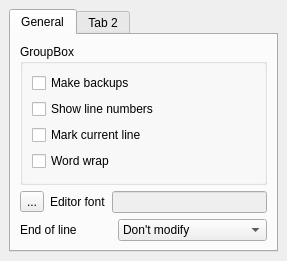
Before: the Qt Designer form tools/qmdilib/demos/plugin-demo/plugins/help/help_cfg.ui in smokris/qtedit4, drawn with Qt 5.
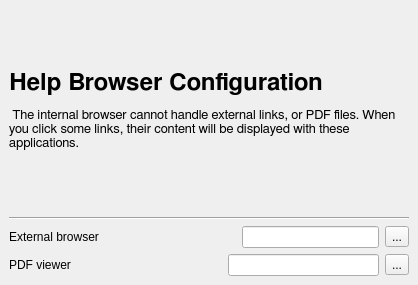
After: the same form once the commit is applied.

```diff
--- a/tools/qmdilib/demos/plugin-demo/plugins/help/help_cfg.ui
+++ b/tools/qmdilib/demos/plugin-demo/plugins/help/help_cfg.ui
@@ -8,8 +8,8 @@
    <rect>
     <x>0</x>
     <y>0</y>
-    <width>287</width>
-    <height>245</height>
+    <width>418</width>
+    <height>285</height>
    </rect>
   </property>
   <property name="windowTitle" >
@@ -23,62 +23,26 @@
     <number>6</number>
    </property>
    <item>
-    <widget class="QTabWidget" name="tabWidget" >
-     <property name="currentIndex" >
-      <number>0</number>
+    <widget class="QLabel" name="label_3" >
+     <property name="text" >
+      <string>&lt;html>&lt;head>&lt;meta name="qrichtext" content="1" />&lt;/head>&lt;body style=" white-space: pre-wrap; font-family:FreeSans; font-size:10pt; font-weight:400; font-style:normal; text-decoration:none;">&lt;p style=" margin-top:18px; margin-bottom:12px; margin-left:0px; margin-right:0px; -qt-block-indent:0; text-indent:0px; font-weight:600;">&lt;font size="6">&lt;font size="6">Help Browser Configuration&lt;/font>&lt;/font>&lt;/p>&lt;p style=" margin-top:0px; margin-bottom:0px; margin-left:0px; margin-right:0px; -qt-block-indent:0; text-indent:0px;"> The internal browser cannot handle external links, or PDF files. When you click some links, their content will be displayed with these applications.&lt;/p>&lt;/body>&lt;/html></string>
      </property>
-     <widget class="QWidget" name="tab" >
-      <attribute name="title" >
-       <string>General</string>
-      </attribute>
-      <layout class="QVBoxLayout" >
-       <property name="margin" >
-        <number>9</number>
-       </property>
-       <property name="spacing" >
-        <number>6</number>
-       </property>
-       <item>
-        <widget class="QGroupBox" name="groupBox" >
-         <property name="title" >
-          <string>GroupBox</string>
-         </property>
-         <layout class="QVBoxLayout" >
-          <property name="margin" >
-           <number>9</number>
-          </property>
-          <property name="spacing" >
-           <number>6</number>
-          </property>
-          <item>
-           <widget class="QCheckBox" name="checkBox" >
-            <property name="text" >
-             <string>Make backups</string>
-            </property>
+     <property name="textFormat" >
+      <enum>Qt::RichText</enum>
+     </property>
+     <property name="scaledContents" >
+      <bool>true</bool>
+     </property>
+     <property name="wordWrap" >
+      <bool>true</bool>
+     </property>
            </widget>
           </item>
           <item>
-           <widget class="QCheckBox" name="checkBox_2" >
-            <property name="text" >
-             <string>Show line numbers</string>
-            </property>
-           </widget>
-          </item>
-          <item>
-           <widget class="QCheckBox" name="checkBox_3" >
-            <property name="text" >
-             <string>Mark current line</string>
-            </property>
-           </widget>
-          </item>
-          <item>
-           <widget class="QCheckBox" name="checkBox_4" >
-            <property name="text" >
-             <string>Word wrap</string>
-            </property>
-           </widget>
-          </item>
-         </layout>
+    <widget class="Line" name="line" >
+     <property name="orientation" >
+      <enum>Qt::Horizontal</enum>
+     </property>
         </widget>
        </item>
        <item>
@@ -89,6 +53,29 @@
          <property name="spacing" >
           <number>6</number>
          </property>
+     <item>
+      <widget class="QLabel" name="label_2" >
+       <property name="text" >
+        <string>External browser</string>
+       </property>
+      </widget>
+     </item>
+     <item>
+      <spacer>
+       <property name="orientation" >
+        <enum>Qt::Horizontal</enum>
+       </property>
+       <property name="sizeHint" >
+        <size>
+         <width>137</width>
+         <height>20</height>
+        </size>
+       </property>
+      </spacer>
+     </item>
+     <item>
+      <widget class="QLineEdit" name="lineEdit" />
+     </item>
          <item>
           <widget class="QToolButton" name="toolButton" >
            <property name="text" >
@@ -96,74 +83,47 @@
            </property>
           </widget>
          </item>
+    </layout>
+   </item>
+   <item>
+    <layout class="QHBoxLayout" >
+     <property name="margin" >
+      <number>0</number>
+     </property>
+     <property name="spacing" >
+      <number>6</number>
+     </property>
          <item>
           <widget class="QLabel" name="label" >
            <property name="text" >
-            <string>Editor font</string>
+        <string>PDF viewer</string>
            </property>
           </widget>
          </item>
          <item>
-          <widget class="QLineEdit" name="lineEdit" >
-           <property name="enabled" >
-            <bool>false</bool>
-           </property>
-           <property name="readOnly" >
-            <bool>true</bool>
-           </property>
-          </widget>
-         </item>
-        </layout>
-       </item>
+      <spacer>
+       <property name="orientation" >
+        <enum>Qt::Horizontal</enum>
+       </property>
+       <property name="sizeHint" >
+        <size>
+         <width>143</width>
+         <height>20</height>
+        </size>
+       </property>
+      </spacer>
+     </item>
        <item>
-        <layout class="QHBoxLayout" >
-         <property name="margin" >
-          <number>0</number>
-         </property>
-         <property name="spacing" >
-          <number>6</number>
-         </property>
-         <item>
-          <widget class="QLabel" name="label_2" >
-           <property name="text" >
-            <string>End of line</string>
-           </property>
-          </widget>
+      <widget class="QLineEdit" name="lineEdit_2" />
          </item>
          <item>
-          <widget class="QComboBox" name="comboBox" >
-           <item>
+      <widget class="QToolButton" name="toolButton_2" >
             <property name="text" >
-             <string>Don't modify</string>
-            </property>
-           </item>
-           <item>
-            <property name="text" >
-             <string>Unix (CR)</string>
-            </property>
-           </item>
-           <item>
-            <property name="text" >
-             <string>DOS/Window (CR/LF)</string>
-            </property>
-           </item>
-           <item>
-            <property name="text" >
-             <string>Mac (LF)</string>
-            </property>
-           </item>
+        <string>...</string>
+       </property>
           </widget>
          </item>
         </layout>
-       </item>
-      </layout>
-     </widget>
-     <widget class="QWidget" name="tab_2" >
-      <attribute name="title" >
-       <string>Tab 2</string>
-      </attribute>
-     </widget>
-    </widget>
    </item>
   </layout>
  </widget>
```
Lines whose indentation alone changed are shown as unchanged.
